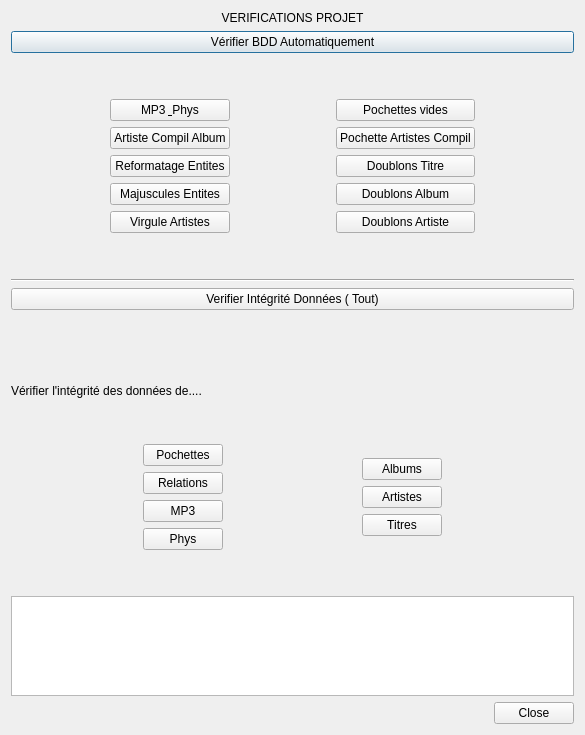
First picture: the form in projet-musique/core/dialogverifications.ui, repository toopoormaghell/projet-musique, before the edit.
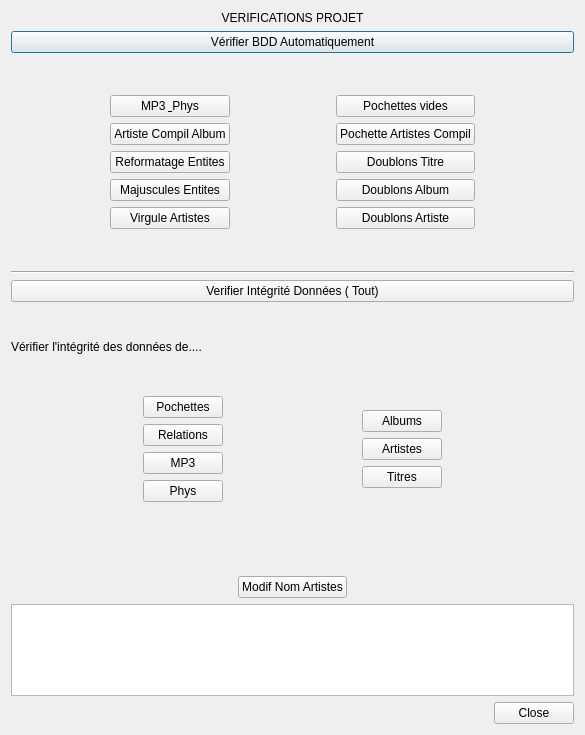
Second picture: the form after the edit.

Commit message:
Ajout d'un outil permettant de corriger tous les noms d'artistes ( hors compil) d'un seul tableau.
Ajout d'une case à cocher permettant de choisir entre un mode playlist
et un mode normal dans l'onglet mp3.

The edit to the form file:
```diff
--- a/projet-musique/core/dialogverifications.ui
+++ b/projet-musique/core/dialogverifications.ui
@@ -477,6 +477,56 @@
      </item>
     </layout>
    </item>
+   <item>
+    <spacer name="verticalSpacer_6">
+     <property name="orientation">
+      <enum>Qt::Vertical</enum>
+     </property>
+     <property name="sizeHint" stdset="0">
+      <size>
+       <width>20</width>
+       <height>40</height>
+      </size>
+     </property>
+    </spacer>
+   </item>
+   <item>
+    <layout class="QHBoxLayout" name="horizontalLayout_3">
+     <item>
+      <spacer name="horizontalSpacer_7">
+       <property name="orientation">
+        <enum>Qt::Horizontal</enum>
+       </property>
+       <property name="sizeHint" stdset="0">
+        <size>
+         <width>40</width>
+         <height>20</height>
+        </size>
+       </property>
+      </spacer>
+     </item>
+     <item>
+      <widget class="QPushButton" name="pushButton">
+       <property name="text">
+        <string>Modif Nom Artistes</string>
+       </property>
+      </widget>
+     </item>
+     <item>
+      <spacer name="horizontalSpacer_8">
+       <property name="orientation">
+        <enum>Qt::Horizontal</enum>
+       </property>
+       <property name="sizeHint" stdset="0">
+        <size>
+         <width>40</width>
+         <height>20</height>
+        </size>
+       </property>
+      </spacer>
+     </item>
+    </layout>
+   </item>
    <item>
     <widget class="QTextBrowser" name="interaction">
      <property name="maximumSize">
```
The commit also changes 14 other files.
